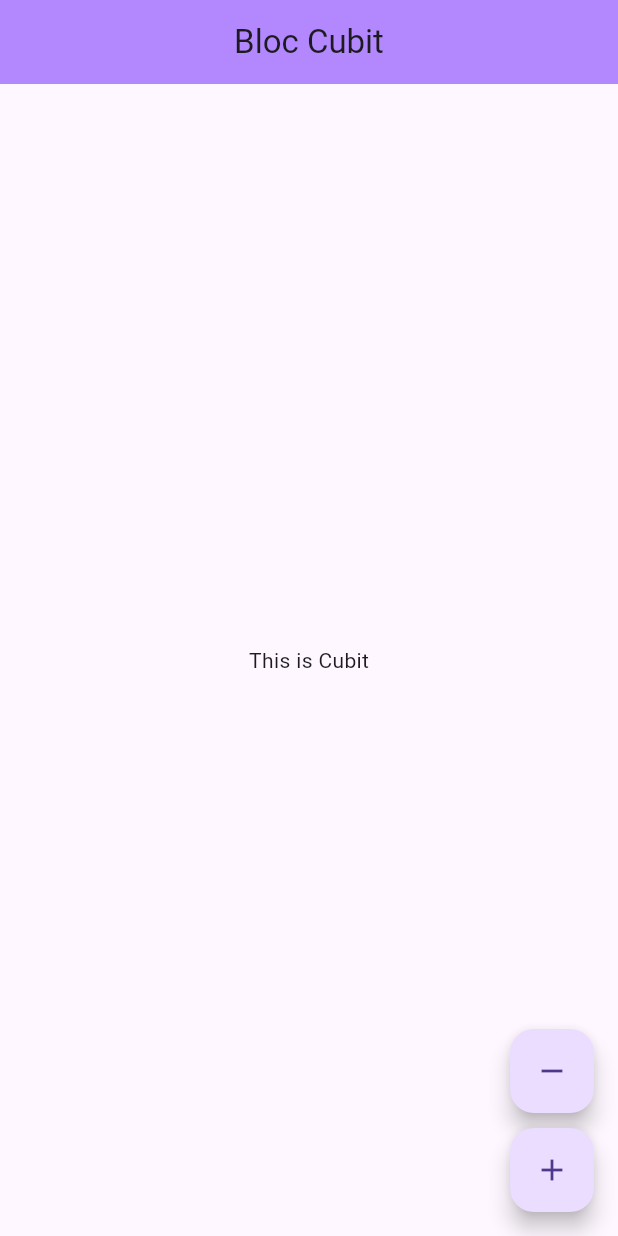
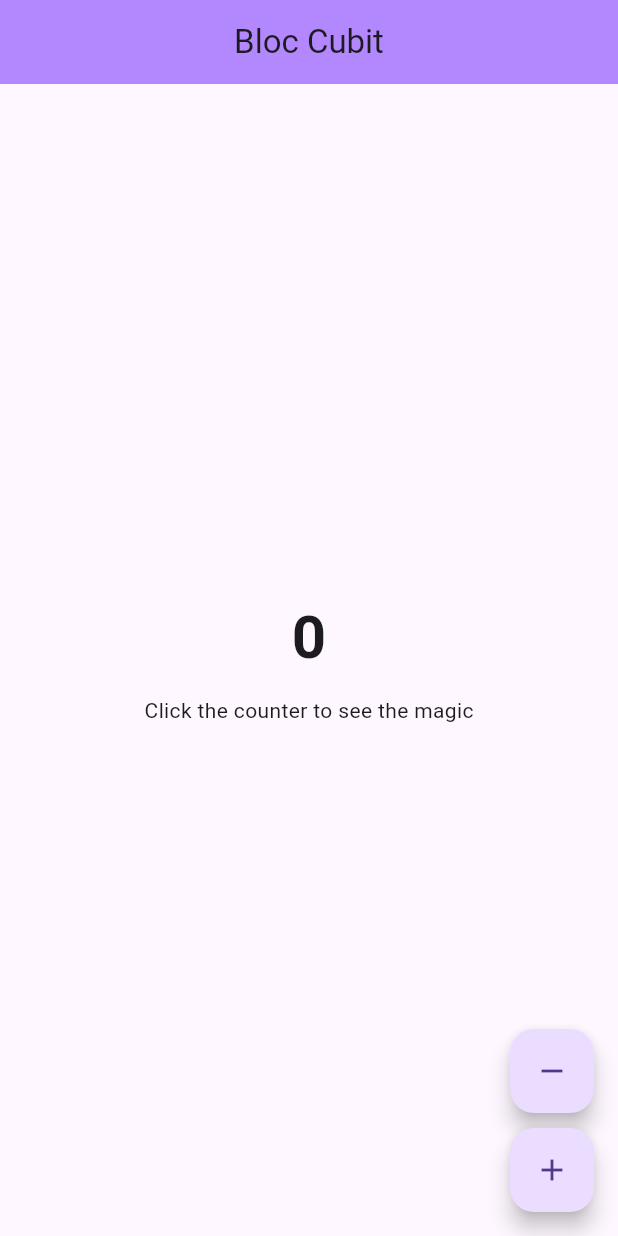
Before and after one commit to Aamirkhan55/bloc_cubit, a Flutter app: the screen it shows after launch, on a phone screen of 412 x 824 dp. Run offline on Flutter 3.47's test engine with Material 2 defaults, Android fonts, the phone set to English and light mode, and no system bars; our stand-ins replace flutter_bloc.

```diff
--- a/lib/main.dart
+++ b/lib/main.dart
@@ -1,5 +1,7 @@
+import 'package:bloc_cubit/cubit/counter_cubit.dart';
 import 'package:bloc_cubit/ui/screens/home_page.dart';
 import 'package:flutter/material.dart';
+import 'package:flutter_bloc/flutter_bloc.dart';
 
 void main() {
   runApp(const MyApp());
@@ -10,17 +12,19 @@ class MyApp extends StatelessWidget {
 
   @override
   Widget build(BuildContext context) {
-    return MaterialApp(
+    return BlocProvider(
+      create: (context) => CounterCubit(),
+      child: MaterialApp(
         debugShowCheckedModeBanner: false,
         title: 'Bloc Cubit',
         theme: ThemeData(
             primaryColor: Colors.deepPurple,
             useMaterial3: true,
-        appBarTheme:  AppBarTheme(
+            appBarTheme: AppBarTheme(
               backgroundColor: Colors.deepPurpleAccent.shade100,
-        )
+            )),
+        home: const HomePage(),
       ),
-      home: const HomePage(),
     );
   }
 }
--- a/lib/ui/screens/home_page.dart
+++ b/lib/ui/screens/home_page.dart
@@ -1,4 +1,6 @@
+import 'package:bloc_cubit/cubit/counter_cubit.dart';
 import 'package:flutter/material.dart';
+import 'package:flutter_bloc/flutter_bloc.dart';
 
 class HomePage extends StatelessWidget {
   const HomePage({super.key});
@@ -10,24 +12,40 @@ class HomePage extends StatelessWidget {
         centerTitle: true,
         title: const Text('Bloc Cubit'),
       ),
-      body: const Column(
+      body: Center(
+        child: Column(
           mainAxisAlignment: MainAxisAlignment.center,
           children: [
-           Center(
-            child: Text('This is Cubit'),
+            BlocBuilder<CounterCubit, int>(
+              builder: (context, state) {
+                return Text(
+                  "$state",
+                  style: const TextStyle(
+                    fontSize: 40,
+                    fontWeight: FontWeight.bold,
                   ),
+                );
+              },
+            ),
+            const SizedBox(height: 10),
+            const Text('Click the counter to see the magic'),
           ],
+        ),
       ),
       floatingActionButton: Column(
         mainAxisAlignment: MainAxisAlignment.end,
         children: [
           FloatingActionButton(
-            onPressed: (){},
+            onPressed: () {
+              BlocProvider.of<CounterCubit>(context).decrement();
+            },
             child: const Icon(Icons.remove),
           ),
           const SizedBox(height: 10),
           FloatingActionButton(
-            onPressed: (){},
+            onPressed: () {
+              BlocProvider.of<CounterCubit>(context).increment();
+            },
             child: const Icon(Icons.add),
           ),
         ],
```
Lines whose indentation alone changed are shown as unchanged.
